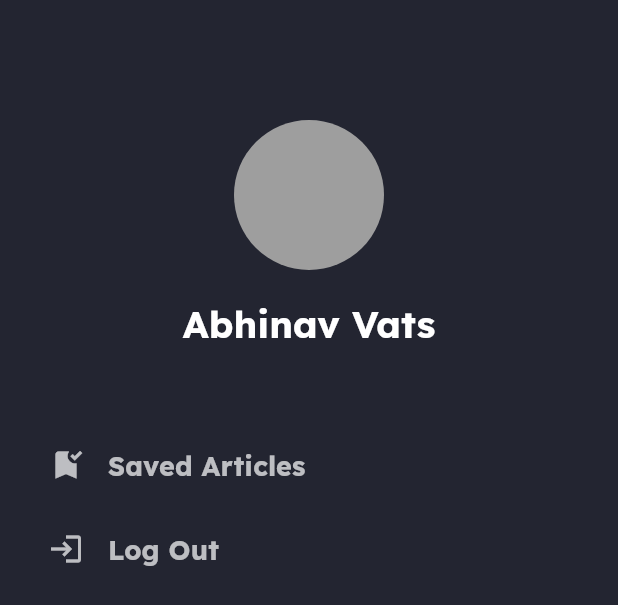
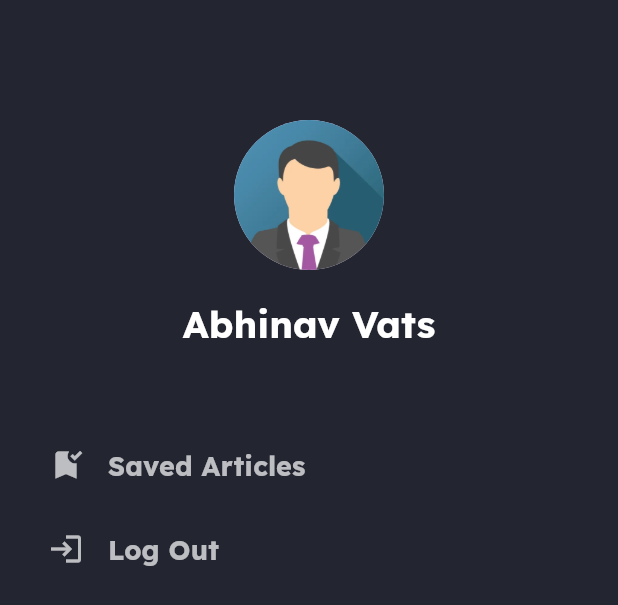
Before and after one commit to Abhinav771/TrendTrove, a Flutter app: the DrawerContainer widget shown alone on an empty page, opened directly, on a phone screen of 412 x 824 dp. Shown: the top 605 px of the screen. Run offline on Flutter 3.47's test engine with Material 3 defaults, Android fonts, the phone set to English and light mode, and no system bars; our stand-ins replace carousel_slider, equatable, flutter_bloc; missing offline and left inert: dart:ffi; network calls fail.

Commit message:
avatar img addded

```diff
--- a/lib/components/drawer_Container.dart
+++ b/lib/components/drawer_Container.dart
@@ -23,8 +23,7 @@ class _DrawerContainerState extends State<DrawerContainer> {
             child: Column(children: [
               CircleAvatar(
                 radius: 50,
-                backgroundColor: Colors.grey,
-
+                backgroundImage: AssetImage('images/avatar/img_avatar.webp'),
               ),
               SizedBox(height: 20,),
               Text('Abhinav Vats',style: Theme.of(context).textTheme.titleLarge),
--- a/lib/screens/homepage.dart
+++ b/lib/screens/homepage.dart
@@ -599,7 +599,7 @@ class _HomePageState extends State<HomePage> {
                                 width: MediaQuery.of(context).size.width,
                                 margin: EdgeInsets.symmetric(horizontal: 5.0),
                                 decoration: BoxDecoration(
-                                  color: Colors.amber,
+                                  color: Theme.of(context).primaryColor,
                                   borderRadius: BorderRadius.circular(20),
                                 ),
                                 child: Stack(
--- a/pubspec.yaml
+++ b/pubspec.yaml
@@ -72,6 +72,7 @@ flutter:
     - images/icons/category_icon.png
     - images/icons/dark_theme.png
     - images/categories_choice/business1.jpg
+    - images/avatar/img_avatar.webp
   #   - images/a_dot_ham.jpeg
 
   # An image asset can refer to one or more resolution-specific "variants", see
```
Also changed, not shown: images/avatar/img_avatar.webp (added).
